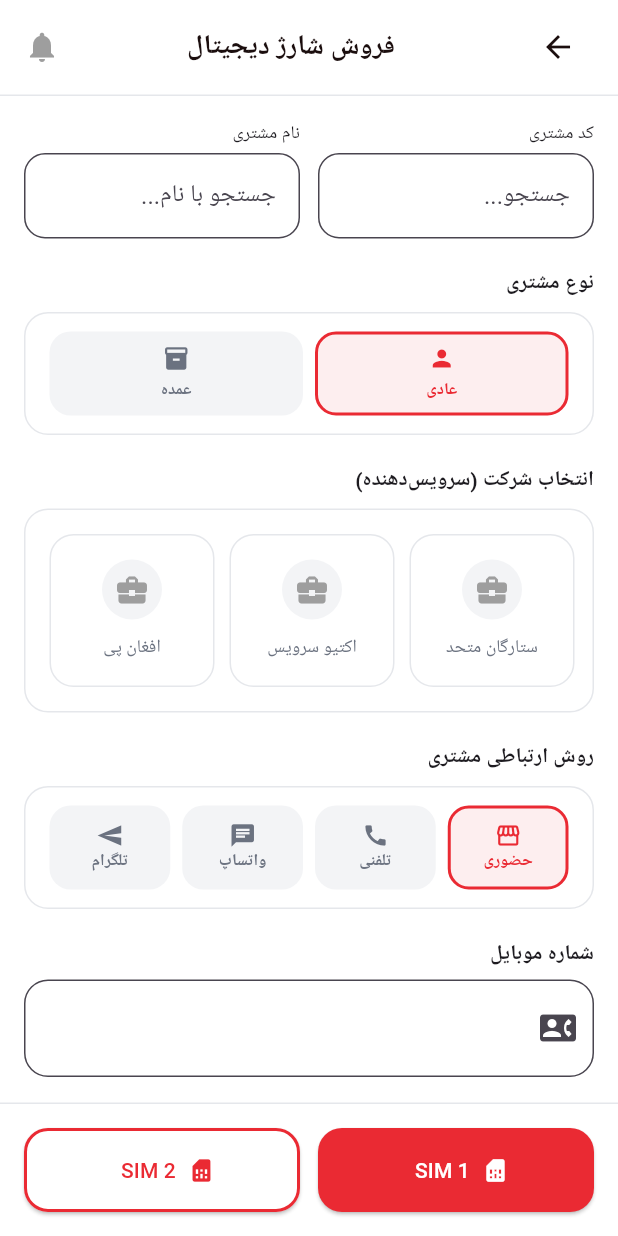
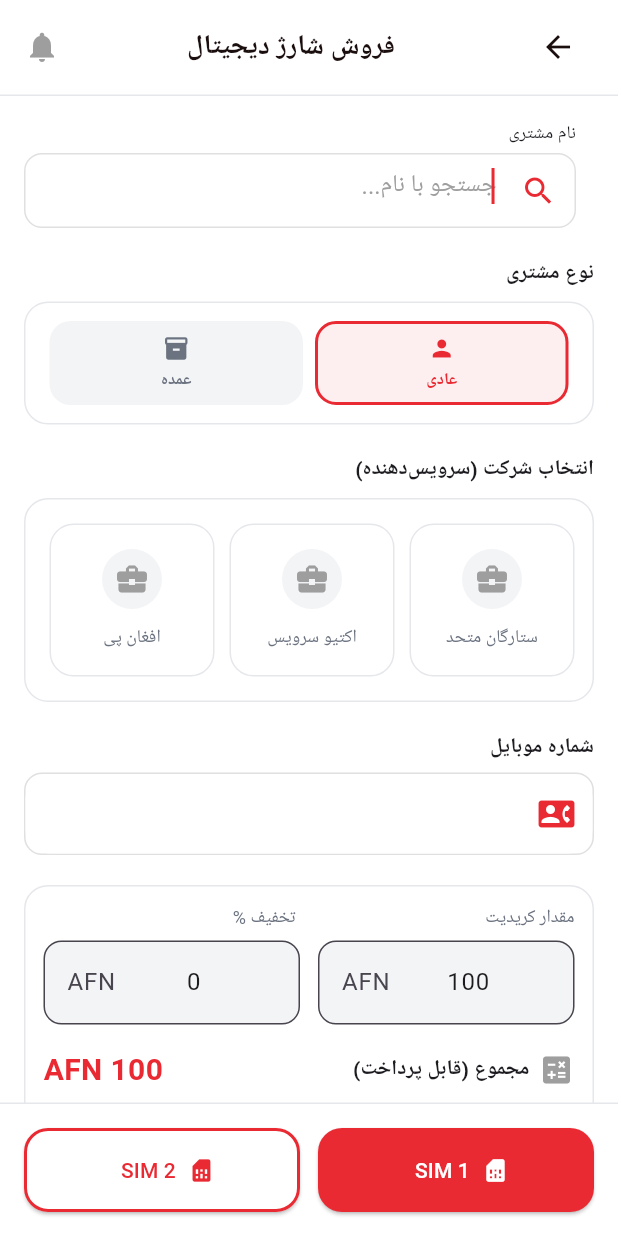
Before and after one commit to SaboorSabzevari/top_up_shops, a Flutter app: the DigitalTopupSalePage screen opened directly, on a phone screen of 412 x 824 dp. Run offline on Flutter 3.47's test engine with Material 3 defaults, Android fonts, the phone set to English and light mode, and no system bars; our stand-ins replace firebase_auth, firebase_core, flutter_contacts, flutter_image_compress, flutter_riverpod, image_picker and 4 more; accounts and stored records are empty; network calls fail.

Commit message:
Credit section modified

```diff
--- a/lib/src/presentation/screens/send_credit/send_credit_screen.dart
+++ b/lib/src/presentation/screens/send_credit/send_credit_screen.dart
@@ -3,6 +3,8 @@ import 'package:flutter/material.dart';
 import 'package:flutter_riverpod/flutter_riverpod.dart';
 import '../../../data/local/app_database.dart';
 import '../../../providers/app_providers.dart'; // اطمینان حاصل کنید این ایمپورت وجود دارد
+import '../../../utils/colors.dart';
+import '../../theme/colors.dart';
 import '../customer/add_customer.dart';
 
 class DigitalTopupSalePage extends ConsumerStatefulWidget {
@@ -330,12 +332,12 @@ class _DigitalTopupSalePageState extends ConsumerState<DigitalTopupSalePage> {
           _customerTypeSection(),
           const SizedBox(height: 20),
           _operatorSection(), // بخش تغییر یافته
-          const SizedBox(height: 20),
-          _communicationSection(),
+
           const SizedBox(height: 20),
           customerType == 'normal' ? _phoneInput() : _companyCodeInput(),
           const SizedBox(height: 20),
-          _paymentSection(),
+          _paymentSection(), const SizedBox(height: 20),
+          _communicationSection(),
         ],
       ),
     );
@@ -344,15 +346,6 @@ class _DigitalTopupSalePageState extends ConsumerState<DigitalTopupSalePage> {
   Widget _customerInputs() {
     return Row(
       children: [
-        Expanded(
-          child: _input(
-            label: 'کد مشتری',
-            controller: customerCodeCtrl,
-            keyboardType: TextInputType.number,
-            hint: 'جستجو...',
-            onChanged: _onSearchChanged,
-          ),
-        ),
         const SizedBox(width: 12),
         Expanded(
           child: _input(
@@ -401,7 +394,7 @@ class _DigitalTopupSalePageState extends ConsumerState<DigitalTopupSalePage> {
           height: 56,
           margin: const EdgeInsets.symmetric(horizontal: 4),
           decoration: BoxDecoration(
-            color: selected ? primary.withOpacity(0.08) : const Color(0xFFF3F4F6),
+            color: selected ? primary.withValues(alpha: 0.08) : const Color(0xFFF3F4F6),
             borderRadius: BorderRadius.circular(14),
             border: Border.all(color: selected ? primary : Colors.transparent, width: 2),
           ),
@@ -583,19 +576,25 @@ class _DigitalTopupSalePageState extends ConsumerState<DigitalTopupSalePage> {
       children: [
         const Text('شماره موبایل', style: TextStyle(fontWeight: FontWeight.bold)),
         const SizedBox(height: 6),
-        TextField(
+        Container(
+        decoration: BoxDecoration(
+        color: kComponentColor,
+        borderRadius: BorderRadius.circular(12),
+        border: Border.all(color: Colors.grey[300]!),
+        ),
+        child:TextField(
           controller: phoneCtrl,
           keyboardType: TextInputType.phone,
           textDirection: TextDirection.ltr,
-          style: const TextStyle(fontSize: 22, fontWeight: FontWeight.bold),
+          style: const TextStyle(fontSize:14,),
           decoration: InputDecoration(
-            prefixIcon: const Icon(Icons.contact_phone),
+            prefixIcon: const Icon(Icons.contact_phone,color: kPrimaryColor,),
             suffixText: '93+',
             filled: true,
             fillColor: surfaceLight,
-            border: OutlineInputBorder(borderRadius: BorderRadius.circular(16), borderSide: const BorderSide(color: Color(0xFFE5E7EB))),
+            border: OutlineInputBorder(borderRadius: BorderRadius.circular(16), borderSide: BorderSide.none),
           ),
-        ),
+        ),),
       ],
     );
   }
@@ -606,18 +605,27 @@ class _DigitalTopupSalePageState extends ConsumerState<DigitalTopupSalePage> {
       children: [
         const Text('کد شرکت', style: TextStyle(fontWeight: FontWeight.bold)),
         const SizedBox(height: 6),
-        TextField(
+        Container(
+        decoration: BoxDecoration(
+        color: kComponentColor,
+        borderRadius: BorderRadius.circular(12),
+        border: Border.all(color: Colors.grey[300]!),
+        ),
+        child:TextField(
+          cursorColor: kPrimaryColor,
+          keyboardType: TextInputType.phone,
           controller: companyCodeCtrl,
           readOnly: isCompanySelectionLocked,
-          style: TextStyle(fontSize: 18, fontWeight: FontWeight.bold, color: isCompanySelectionLocked ? Colors.grey : Colors.black),
-          decoration: InputDecoration(
-            prefixIcon: const Icon(Icons.business),
-            hintText: 'مثال: CO-4587',
+          style: TextStyle(fontSize: 14,  color: isCompanySelectionLocked ? Colors.grey : Colors.black),
+          decoration: InputDecoration( hoverColor: kPrimaryColor,
+            prefixIcon: const Icon(Icons.business,color: kPrimaryColor,),
+            hintText: 'مثال: 454587',
             filled: true,
             fillColor: isCompanySelectionLocked ? Colors.grey[200] : surfaceLight,
-            border: OutlineInputBorder(borderRadius: BorderRadius.circular(16), borderSide: const BorderSide(color: Color(0xFFE5E7EB))),
+            border: OutlineInputBorder(
+                borderRadius: BorderRadius.circular(16), borderSide: BorderSide.none),
           ),
-        ),
+        ),)
       ],
     );
   }
@@ -739,20 +747,36 @@ class _DigitalTopupSalePageState extends ConsumerState<DigitalTopupSalePage> {
     return Column(
       crossAxisAlignment: CrossAxisAlignment.start,
       children: [
-        Text(label, style: const TextStyle(fontSize: 12)),
+        Text(
+
+            label, style: const TextStyle(fontSize: 12)),
         const SizedBox(height: 4),
-        TextField(
+        Container(
+          decoration: BoxDecoration(
+            color: kComponentColor,
+          borderRadius: BorderRadius.circular(12),
+          border: Border.all(color: Colors.grey[300]!),
+          ),
+          child: TextField(
+          cursorColor: kPrimaryColor,
+          autofocus: true,
           controller: controller,
           keyboardType: keyboardType,
           onChanged: onChanged,
           focusNode: focusNode,
           decoration: InputDecoration(
+            prefixIcon: Icon(Icons.search,color: kPrimaryColor,),
+            hintStyle: TextStyle(
+
+                color: Colors.grey
+            ),border: InputBorder.none,
+            contentPadding: const EdgeInsets.symmetric(
+                horizontal: 6, vertical: 8),
+
             hintText: hint,
-            filled: true,
-            fillColor: surfaceLight,
-            border: OutlineInputBorder(borderRadius: BorderRadius.circular(14)),
+           hoverColor: kPrimaryColor
           ),
-        ),
+        ),)
       ],
     );
   }
--- a/lib/src/providers/provider_company_provider.dart
+++ b/lib/src/providers/provider_company_provider.dart
@@ -1,7 +1,7 @@
-import 'package:flutter_riverpod/flutter_riverpod.dart';
+
 import 'package:flutter_riverpod/legacy.dart';
 import '../data/local/app_database.dart';
-import '../domain/entity/customer.dart';
+
 import '../domain/entity/providers.dart';
 
 
--- a/lib/src/utils/image_picker.dart
+++ /dev/null
@@ -1,3 +0,0 @@
-import 'dart:io';
-
-import 'package:image_picker/image_picker.dart';
```
Also changed, not shown: lib/src/presentation/screens/setting/setting_screen.dart (+10 -10 lines).
